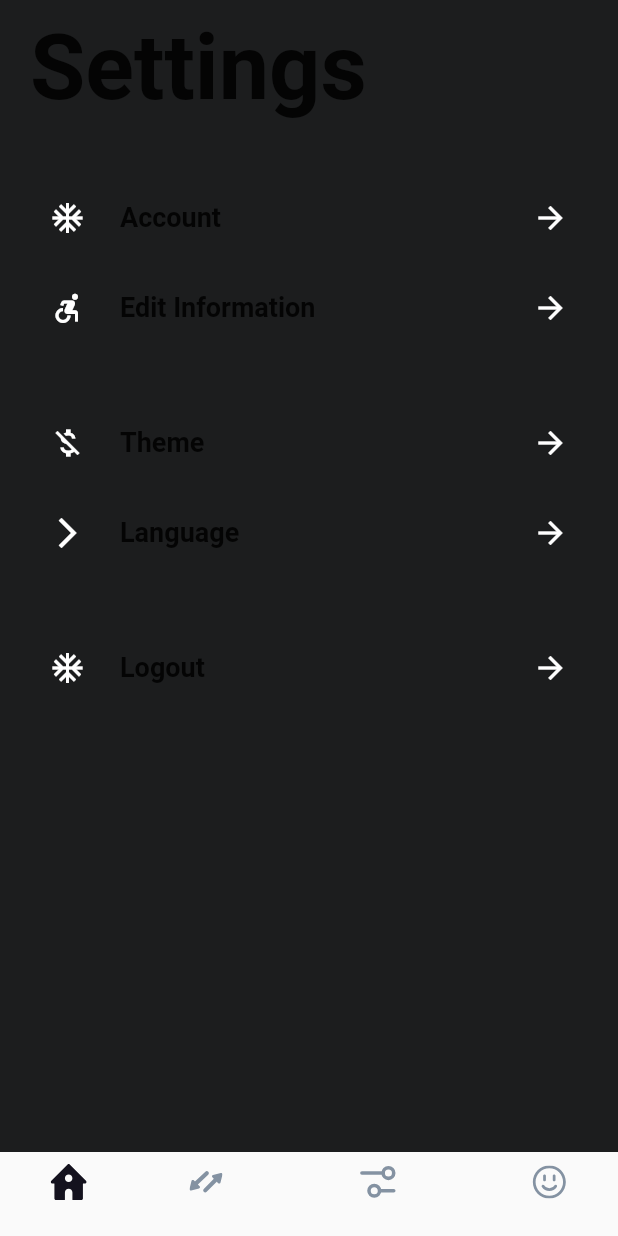
After one commit to JocelynVelarde/Banorte, a Flutter app: the screen it shows after launch, item 3 of the bottom bar chosen, on a phone screen of 412 x 824 dp. The commit adds this screen. Run offline on Flutter 3.47's test engine with Material 2 defaults, Android fonts, the phone set to English and light mode, and no system bars; our stand-ins replace flutter_svg.

Commit message:
added setting page

```diff
--- a/lib/home_widget.dart
+++ b/lib/home_widget.dart
@@ -1,5 +1,6 @@
 import 'package:flutter/material.dart';
 import 'package:flutter_application_3/screens/home.dart';
+import 'package:flutter_application_3/screens/settings_screen.dart';
 import 'package:flutter_application_3/screens/transacciones.dart';
 import 'package:flutter_application_3/screens/transactionPage.dart';
 import 'package:flutter_svg/svg.dart';
@@ -18,7 +19,7 @@ class _HomeWidgetState extends State<HomeWidget> {
     List<Widget> widgetOptions = <Widget>[
       HomeScreen(),
       CodeUnlock(),
-      HomeScreen(),
+      SettingsScreen(),
       HomeScreen(),
     ];
     void onTabTapped(index) {
--- /dev/null
+++ b/lib/screens/settings_screen.dart
@@ -0,0 +1,69 @@
+import 'package:flutter/material.dart';
+import 'package:flutter_application_3/widgets/settings_tile.dart';
+
+class SettingsScreen extends StatefulWidget {
+  const SettingsScreen({Key key}) : super(key: key);
+
+  @override
+  State<SettingsScreen> createState() => _SettingsScreenState();
+}
+
+class _SettingsScreenState extends State<SettingsScreen> {
+  @override
+  Widget build(BuildContext context) {
+    return Scaffold(
+      body: SafeArea(
+        child: Padding(
+          padding: const EdgeInsets.symmetric(horizontal: 20, vertical: 10),
+          child: Column(
+            crossAxisAlignment: CrossAxisAlignment.start,
+            children: [
+              const Text(
+                "Settings",
+                style: TextStyle(fontSize: 60, fontWeight: FontWeight.bold),
+              ),
+              const SizedBox(height: 40),
+              SettingsTile(
+                icon: Icons.ac_unit,
+                title: "Account",
+                onTap: () {},
+              ),
+              const SizedBox(
+                height: 10,
+              ),
+              SettingsTile(
+                icon: Icons.accessible_forward,
+                title: "Edit Information",
+                onTap: () {},
+              ),
+              const SizedBox(
+                height: 40,
+              ),
+              SettingsTile(
+                icon: Icons.money_off,
+                title: "Theme",
+                onTap: () {},
+              ),
+              const SizedBox(
+                height: 10,
+              ),
+              SettingsTile(
+                icon: Icons.arrow_forward_ios_sharp,
+                title: "Language",
+                onTap: () {},
+              ),
+              const SizedBox(
+                height: 40,
+              ),
+              SettingsTile(
+                icon: Icons.ac_unit_sharp,
+                title: "Logout",
+                onTap: () {},
+              ),
+            ],
+          ),
+        ),
+      ),
+    );
+  }
+}
--- a/lib/widgets/KeyPad.dart
+++ b/lib/widgets/KeyPad.dart
@@ -1,7 +1,7 @@
 import 'dart:math';
 import 'package:flutter/material.dart';
 
-class KeyPad extends StatelessWidget{
+class KeyPad extends StatelessWidget {
   double buttonSize = 60.0;
   final TextEditingController pinController;
   final Function onChange;
@@ -49,12 +49,12 @@ class KeyPad extends StatelessWidget{
             children: [
               iconButtonWidget(Icons.backspace, () {
                 if (pinController.text.length > 0) {
-                if (pinController.text.length == 5){
+                  if (pinController.text.length == 5) {
                     pinController.text = "";
-                }
-                else{
+                  } else {
                     pinController.text = pinController.text
-                     .substring(0, pinController.text.length - 4) + ".00";
+                            .substring(0, pinController.text.length - 4) +
+                        ".00";
                   }
                 }
                 if (pinController.text.length > 100) {
@@ -78,7 +78,6 @@ class KeyPad extends StatelessWidget{
         ],
       ),
     );
-
   }
 
   buttonWidget(String buttonText) {
@@ -89,21 +88,22 @@ class KeyPad extends StatelessWidget{
         style: ElevatedButton.styleFrom(
           shape: RoundedRectangleBorder(
               borderRadius: BorderRadius.circular(buttonSize / 2),
-                side: BorderSide(color: Color.fromARGB(0, 255, 255, 255), width: 0.5)
-                ),
-                backgroundColor: Color.fromARGB(255, 28, 29, 30),
+              side: BorderSide(
+                  color: Color.fromARGB(0, 255, 255, 255), width: 0.5)),
+          //backgroundColor: Color.fromARGB(255, 28, 29, 30),
         ),
         onPressed: () {
           if (pinController.text.length <= 14) {
             if (pinController.text.length < 4) {
-           pinController.text = '\$' + pinController.text + buttonText + ".00";
+              pinController.text =
+                  '\$' + pinController.text + buttonText + ".00";
               onChange(pinController.text);
-           }
-           else if (pinController.text == "\$0.00") {
-                 }
-           else{
+            } else if (pinController.text == "\$0.00") {
+            } else {
               pinController.text = pinController.text
-                     .substring(0, pinController.text.length - 3) + buttonText + ".00";
+                      .substring(0, pinController.text.length - 3) +
+                  buttonText +
+                  ".00";
               onChange(pinController.text);
             }
           }
@@ -111,8 +111,8 @@ class KeyPad extends StatelessWidget{
         child: Center(
           child: Text(
             buttonText,
-           style: TextStyle(fontWeight: FontWeight.bold,
-           color: Colors.white,fontSize: 25),
+            style: TextStyle(
+                fontWeight: FontWeight.bold, color: Colors.white, fontSize: 25),
           ),
         ),
       ),
@@ -125,13 +125,14 @@ class KeyPad extends StatelessWidget{
       child: Container(
         height: buttonSize,
         width: buttonSize,
-       decoration: BoxDecoration(color: Color.fromARGB(0, 255, 255, 255),
+        decoration: BoxDecoration(
+          color: Color.fromARGB(0, 255, 255, 255),
           shape: BoxShape.circle,
           border: Border.all(color: Colors.redAccent, width: 0.5),
         ),
-
         child: Center(
-         child: Icon(icon,
+          child: Icon(
+            icon,
             size: 30,
             color: Colors.white,
           ),
--- /dev/null
+++ b/lib/widgets/settings_tile.dart
@@ -0,0 +1,55 @@
+import 'package:flutter/material.dart';
+
+class SettingsTile extends StatelessWidget {
+  final Color color;
+  final IconData icon;
+  final String title;
+  final VoidCallback onTap;
+  const SettingsTile({
+    Key key,
+    this.color,
+    this.icon,
+    this.title,
+    this.onTap,
+  }) : super(key: key);
+
+  @override
+  Widget build(BuildContext context) {
+    return Row(
+      children: [
+        Container(
+          width: 50,
+          height: 50,
+          decoration: BoxDecoration(
+            borderRadius: BorderRadius.circular(15),
+            color: color,
+          ),
+          child: Icon(
+            icon,
+            color: Colors.white,
+          ),
+        ),
+        const SizedBox(width: 10),
+        Text(
+          title,
+          style: const TextStyle(
+            fontSize: 18,
+            fontWeight: FontWeight.bold,
+          ),
+        ),
+        const Spacer(),
+        InkWell(
+          onTap: onTap,
+          child: Container(
+            width: 50,
+            height: 50,
+            child: const Icon(
+              Icons.arrow_forward_sharp,
+              color: Colors.white,
+            ),
+          ),
+        )
+      ],
+    );
+  }
+}
```
Lines whose indentation alone changed are shown as unchanged.
